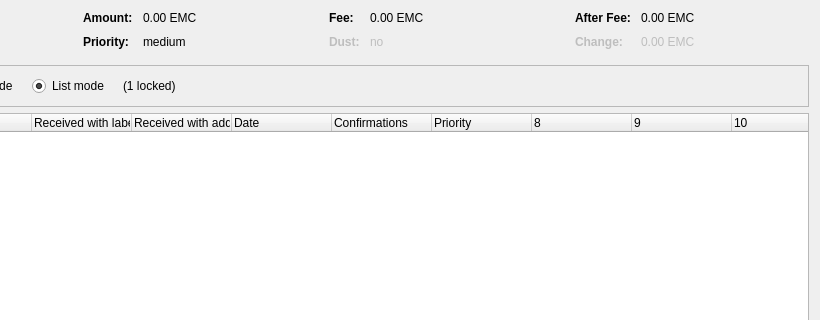
Before: the Qt Designer form v3/src/qt/forms/coincontroldialog.ui in voicecoin/Voicecoin, drawn with Qt 5; both pictures show x 180 to 1000 and y 0 to 320 of the 1000 by 500 pixel window.
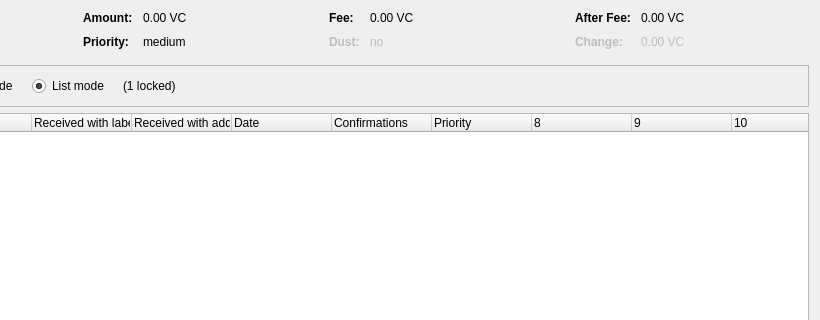
After: the same form once the commit is applied. Custom widgets are drawn as their Qt base class.

What changed in the file:
```diff
--- a/v3/src/qt/forms/coincontroldialog.ui
+++ b/v3/src/qt/forms/coincontroldialog.ui
@@ -132,7 +132,7 @@
           <enum>Qt::ActionsContextMenu</enum>
          </property>
          <property name="text">
-          <string notr="true">0.00 EMC</string>
+          <string notr="true">0.00 VC</string>
          </property>
          <property name="textInteractionFlags">
           <set>Qt::LinksAccessibleByMouse|Qt::TextSelectableByKeyboard|Qt::TextSelectableByMouse</set>
@@ -206,7 +206,7 @@
           <enum>Qt::ActionsContextMenu</enum>
          </property>
          <property name="text">
-          <string notr="true">0.00 EMC</string>
+          <string notr="true">0.00 VC</string>
          </property>
          <property name="textInteractionFlags">
           <set>Qt::LinksAccessibleByMouse|Qt::TextSelectableByKeyboard|Qt::TextSelectableByMouse</set>
@@ -286,7 +286,7 @@
           <enum>Qt::ActionsContextMenu</enum>
          </property>
          <property name="text">
-          <string notr="true">0.00 EMC</string>
+          <string notr="true">0.00 VC</string>
          </property>
          <property name="textInteractionFlags">
           <set>Qt::LinksAccessibleByMouse|Qt::TextSelectableByKeyboard|Qt::TextSelectableByMouse</set>
@@ -321,7 +321,7 @@
           <enum>Qt::ActionsContextMenu</enum>
          </property>
          <property name="text">
-          <string notr="true">0.00 EMC</string>
+          <string notr="true">0.00 VC</string>
          </property>
          <property name="textInteractionFlags">
           <set>Qt::LinksAccessibleByMouse|Qt::TextSelectableByKeyboard|Qt::TextSelectableByMouse</set>
```
